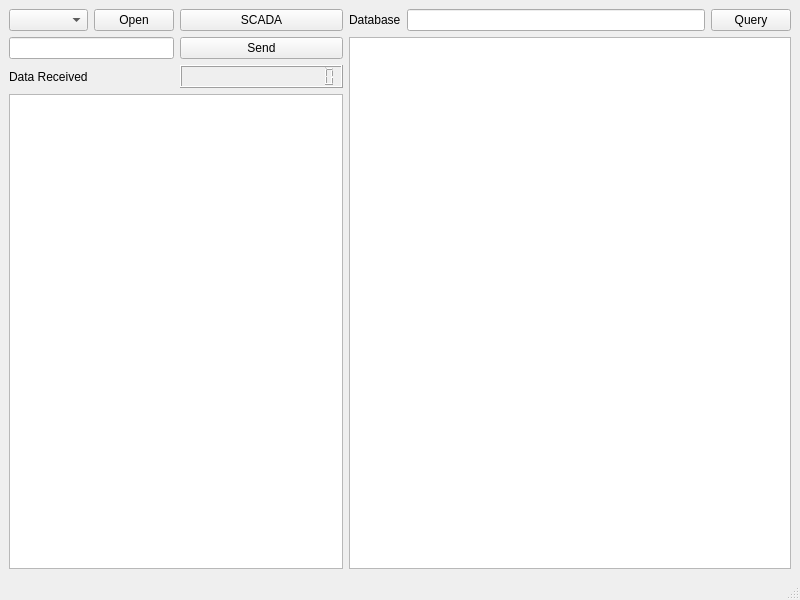
Qt form mainwindow.ui (mrblam/uart_log_qt) before a commit.
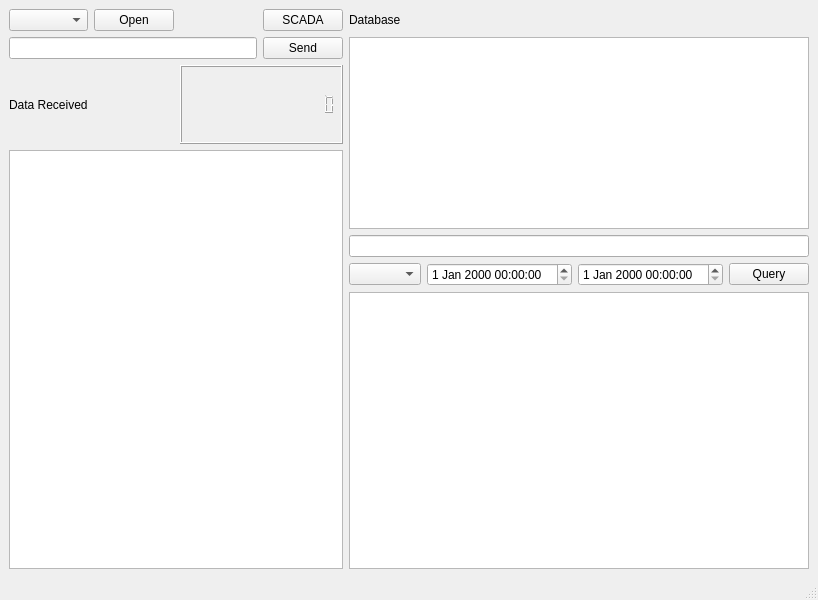
The same form after that commit.

What changed in the file:
```diff
--- a/mainwindow.ui
+++ b/mainwindow.ui
@@ -15,22 +15,8 @@
   </property>
   <widget class="QWidget" name="centralwidget">
    <layout class="QGridLayout" name="gridLayout">
-    <item row="2" column="0">
-     <widget class="QLabel" name="labelReceivedData">
-      <property name="text">
-       <string>Data Received</string>
-      </property>
-     </widget>
-    </item>
-    <item row="1" column="2">
-     <widget class="QPushButton" name="btnSend">
-      <property name="text">
-       <string>Send</string>
-      </property>
-     </widget>
-    </item>
-    <item row="0" column="4">
-     <widget class="QLineEdit" name="cmdSQL"/>
+    <item row="0" column="0">
+     <widget class="QComboBox" name="portList"/>
     </item>
     <item row="0" column="1">
      <widget class="QPushButton" name="pushOpen">
@@ -39,40 +25,38 @@
       </property>
      </widget>
     </item>
-    <item row="0" column="5">
-     <widget class="QPushButton" name="pushQuery">
-      <property name="text">
-       <string>Query</string>
-      </property>
-     </widget>
-    </item>
-    <item row="1" column="3" rowspan="3" colspan="3">
-     <widget class="QTableView" name="tableViewDb"/>
-    </item>
-    <item row="1" column="0" colspan="2">
-     <widget class="QLineEdit" name="lnMessage"/>
-    </item>
-    <item row="0" column="0">
-     <widget class="QComboBox" name="portList"/>
-    </item>
-    <item row="3" column="0" colspan="3">
-     <widget class="QListWidget" name="listMessage"/>
-    </item>
-    <item row="0" column="2">
+    <item row="0" column="3">
      <widget class="QPushButton" name="btnScada">
       <property name="text">
        <string>SCADA</string>
       </property>
      </widget>
     </item>
-    <item row="0" column="3">
+    <item row="0" column="4">
      <widget class="QLabel" name="labelDatabase">
       <property name="text">
        <string>Database</string>
       </property>
      </widget>
     </item>
-    <item row="2" column="2">
+    <item row="1" column="0" colspan="3">
+     <widget class="QLineEdit" name="lnMessage"/>
+    </item>
+    <item row="1" column="3">
+     <widget class="QPushButton" name="btnSend">
+      <property name="text">
+       <string>Send</string>
+      </property>
+     </widget>
+    </item>
+    <item row="2" column="0">
+     <widget class="QLabel" name="labelReceivedData">
+      <property name="text">
+       <string>Data Received</string>
+      </property>
+     </widget>
+    </item>
+    <item row="2" column="2" colspan="2">
      <widget class="QLCDNumber" name="msgCounter">
       <property name="font">
        <font>
@@ -90,6 +74,34 @@
       </property>
      </widget>
     </item>
+    <item row="3" column="0" rowspan="4" colspan="4">
+     <widget class="QListWidget" name="listMessage"/>
+    </item>
+    <item row="5" column="4">
+     <widget class="QComboBox" name="nozzleID"/>
+    </item>
+    <item row="5" column="5">
+     <widget class="QDateTimeEdit" name="dateTimeBegin"/>
+    </item>
+    <item row="5" column="6">
+     <widget class="QDateTimeEdit" name="dateTimeFinish"/>
+    </item>
+    <item row="5" column="7">
+     <widget class="QPushButton" name="pushQuery">
+      <property name="text">
+       <string>Query</string>
+      </property>
+     </widget>
+    </item>
+    <item row="1" column="4" rowspan="3" colspan="4">
+     <widget class="QTableView" name="tableViewDb"/>
+    </item>
+    <item row="4" column="4" colspan="4">
+     <widget class="QLineEdit" name="cmdSQL"/>
+    </item>
+    <item row="6" column="4" colspan="4">
+     <widget class="QColumnView" name="columnView"/>
+    </item>
    </layout>
   </widget>
   <widget class="QMenuBar" name="menubar">
```
